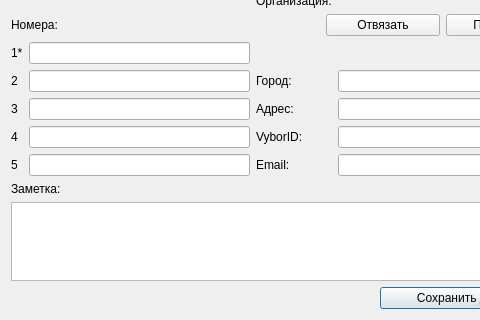
Qt form AddContactDialog.ui (okostynchuk/Outcall) before a commit; both pictures show x 0 to 480 and y 105 to 425 of the 570 by 425 pixel window.
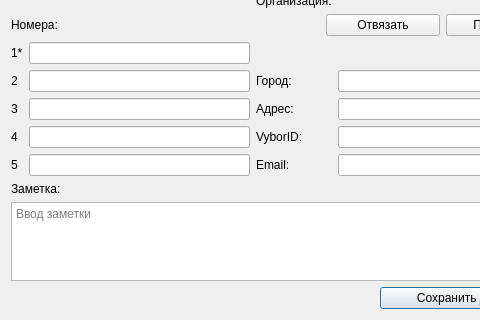
The same form after that commit. Icons and pictures are not drawn.

```diff
--- a/AddContactDialog.ui
+++ b/AddContactDialog.ui
@@ -354,6 +354,9 @@
        <property name="tabChangesFocus">
         <bool>true</bool>
        </property>
+       <property name="placeholderText">
+        <string>Ввод заметки</string>
+       </property>
       </widget>
      </item>
     </layout>
```
